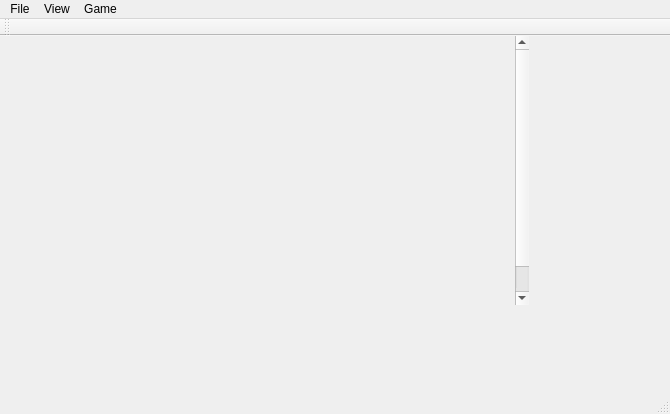
Chernik114/graphics, file life/life/mainwindow.ui: the form before one commit.
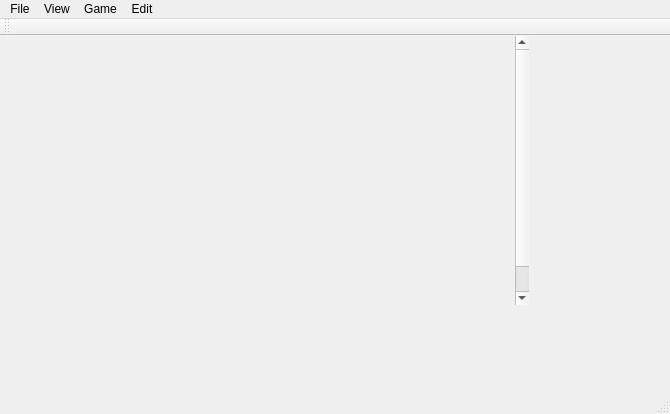
The form after the commit. Custom widgets are drawn as their Qt base class.

```diff
--- a/life/life/mainwindow.ui
+++ b/life/life/mainwindow.ui
@@ -109,9 +109,17 @@
     <addaction name="actionToroidal"/>
     <addaction name="actionSettings"/>
    </widget>
+   <widget class="QMenu" name="menuEdit">
+    <property name="title">
+     <string>Edit</string>
+    </property>
+    <addaction name="actionFillState"/>
+    <addaction name="actionClear"/>
+   </widget>
    <addaction name="menuFile"/>
    <addaction name="menuView"/>
    <addaction name="menuGame"/>
+   <addaction name="menuEdit"/>
   </widget>
   <widget class="QToolBar" name="mainToolBar">
    <attribute name="toolBarArea">
```
Left out of the diff: 19 changed lines with no effect on the pictures.
